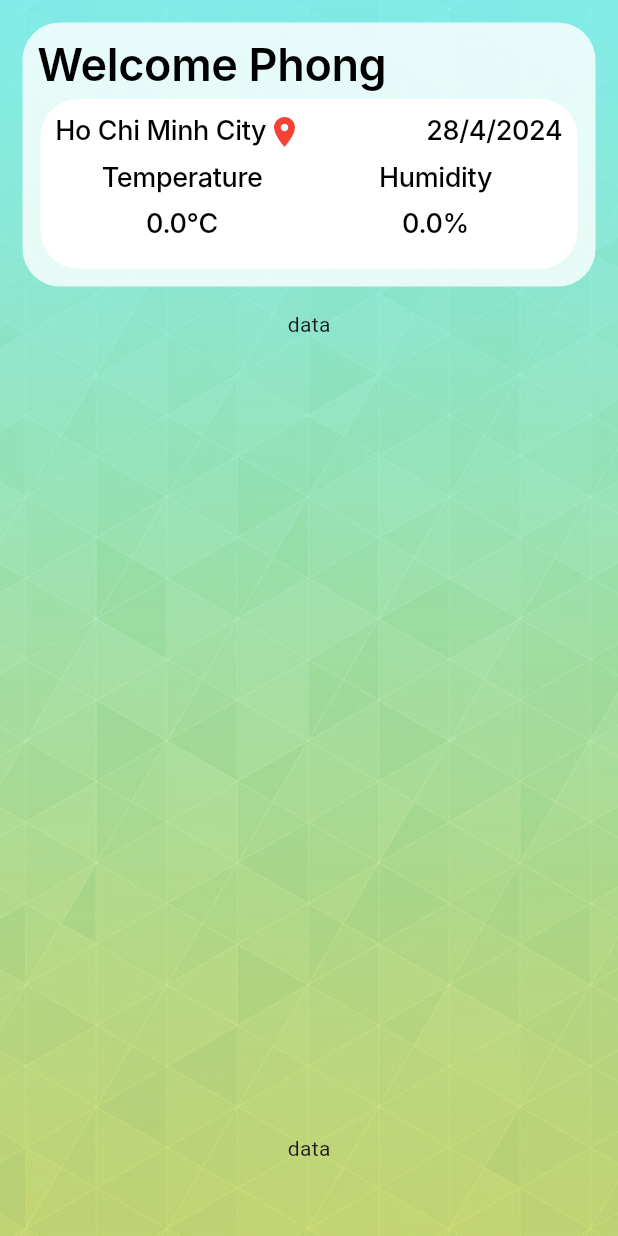
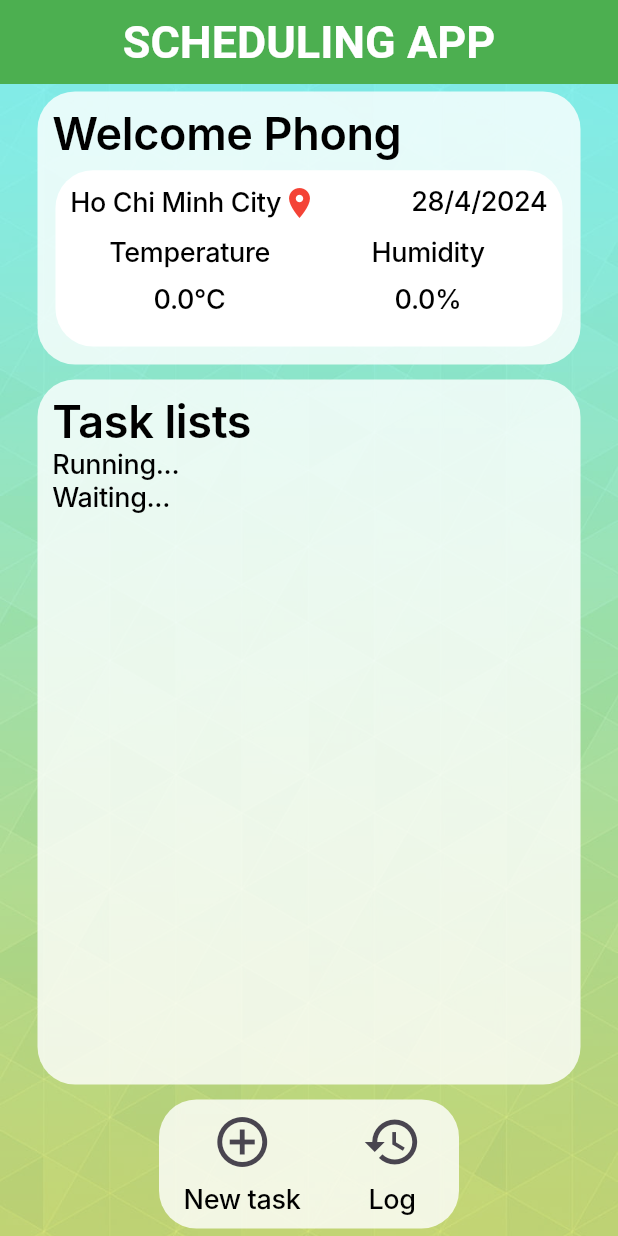
Before and after one commit to kido2k3/IOT_SMART_FARM, a Flutter app: the screen it shows after launch, on a phone screen of 412 x 824 dp. Run offline on Flutter 3.47's test engine with Material 3 defaults, Android fonts, the phone set to English and light mode, and no system bars; our stand-ins replace mvc_pattern; missing offline and left inert: mqtt_client; Roboto replaces fonts that are missing (Inter).

Commit message:
add tool bar, task list

```diff
--- a/appMobi/lib/home_page/home_page.dart
+++ b/appMobi/lib/home_page/home_page.dart
@@ -1,3 +1,5 @@
+import 'package:app_mobi/home_page/task_box/task_box.dart';
+import 'package:app_mobi/home_page/tool_bar/tool_bar.dart';
 import 'package:app_mobi/home_page/welcome_box/welcome_box.dart';
 import 'package:app_mobi/my_share/background.dart';
 import 'package:flutter/material.dart';
@@ -7,7 +9,7 @@ class HomePage extends StatelessWidget {
 
   @override
   Widget build(BuildContext context) {
-    return Stack(
+    return const Stack(
       children: [
         Background(),
         Column(
@@ -17,12 +19,12 @@ class HomePage extends StatelessWidget {
               child: WelcomeBox()
             ),
             Expanded(
-                flex: 80,
-                child: Text("data")
+                flex: 75,
+                child: TaskBox()
             ),
             Expanded(
-                flex: 10,
-                child: Text("data")
+                flex: 15,
+                child: ToolBar()
             ),
           ],
         ),
--- /dev/null
+++ b/appMobi/lib/home_page/task_box/task_box.dart
@@ -0,0 +1,33 @@
+
+import 'package:app_mobi/my_share/my_text_style.dart';
+import 'package:flutter/material.dart';
+
+class TaskBox extends StatefulWidget {
+  const TaskBox({super.key});
+
+  @override
+  State<TaskBox> createState() => _TaskBoxState();
+}
+
+class _TaskBoxState extends State<TaskBox> {
+
+  @override
+  Widget build(BuildContext context) {
+    return Container(
+      width: MediaQuery.of(context).size.width,
+      decoration: BoxDecoration(
+          color: Colors.white.withOpacity(0.8),
+          borderRadius: BorderRadius.circular(25)),
+      margin:const EdgeInsets.symmetric(vertical: 5, horizontal: 25),
+      padding:const EdgeInsets.all(10),
+      child: Column(
+        crossAxisAlignment: CrossAxisAlignment.start,
+        children: [
+          Text("Task lists", style: MyTextStyle.welcome),
+          Text("Running...", style: MyTextStyle.weather),
+          Text("Waiting...", style: MyTextStyle.weather),
+        ],
+      ),
+    );
+  }
+}
--- /dev/null
+++ b/appMobi/lib/home_page/tool_bar/tool_bar.dart
@@ -0,0 +1,57 @@
+
+
+import 'package:app_mobi/my_share/my_text_style.dart';
+import 'package:flutter/material.dart';
+
+class ToolBar extends StatefulWidget {
+  const ToolBar({super.key});
+
+  @override
+  State<ToolBar> createState() => _ToolBarState();
+}
+
+class _ToolBarState extends State<ToolBar> {
+  @override
+  Widget build(BuildContext context) {
+    return Container(
+      width: 200,
+      decoration: BoxDecoration(
+          color: Colors.white.withOpacity(0.8),
+          borderRadius: BorderRadius.circular(25)),
+      margin:const EdgeInsets.symmetric(vertical: 5, horizontal: 25),
+      child: Row(
+        mainAxisAlignment: MainAxisAlignment.spaceAround,
+        children: [
+          Column(
+            children: [
+              IconButton(
+                onPressed: () {
+                },
+                icon: const Icon(Icons.add_circle_outline_outlined, size: 40)
+              ),
+              Text(
+                'New task',
+                textAlign: TextAlign.center,
+                style: MyTextStyle.weather
+              ),
+            ],
+          ),
+          Column(
+            children: [
+              IconButton(
+                  onPressed: () {
+                  },
+                  icon: const Icon(Icons.history_outlined, size: 40)
+              ),
+              Text(
+                  'Log',
+                  textAlign: TextAlign.center,
+                  style: MyTextStyle.weather
+              ),
+            ],
+          )
+        ],
+      ),
+    );
+  }
+}
--- a/appMobi/lib/home_page/welcome_box/welcome_box.dart
+++ b/appMobi/lib/home_page/welcome_box/welcome_box.dart
@@ -1,6 +1,7 @@
 import 'package:app_mobi/home_page/welcome_box/weather_box/weather_box.dart';
 import 'package:app_mobi/home_page/welcome_box/welcome_box_presenter.dart';
 import 'package:app_mobi/home_page/welcome_box/welcome_box_view.dart';
+import 'package:app_mobi/my_share/my_text_style.dart';
 import 'package:flutter/material.dart';
 
 class WelcomeBox extends StatefulWidget {
@@ -28,9 +29,8 @@ class _WelcomeBoxState extends State<WelcomeBox> implements WelcomeBoxView {
       decoration: BoxDecoration(
           color: Colors.white.withOpacity(0.8),
           borderRadius: BorderRadius.circular(25)),
-      margin:const EdgeInsets.all(15),
+      margin:const EdgeInsets.symmetric(vertical: 5, horizontal: 25),
       padding:const EdgeInsets.all(10),
-
       child: Column(
         crossAxisAlignment: CrossAxisAlignment.start,
         children: [
@@ -38,18 +38,11 @@ class _WelcomeBoxState extends State<WelcomeBox> implements WelcomeBoxView {
             flex: 1,
             child: Text(
                 "Welcome $_name",
-                style: const TextStyle(
-                  color: Colors.black,
-                  fontSize: 30,
-                  fontFamily: 'Inter',
-                  fontWeight: FontWeight.w600,
-                  height: 0,
-                  letterSpacing: -0.24,
-                ),
+                style: MyTextStyle.welcome,
                 textAlign: TextAlign.left,
             )
           ),
-          Expanded(
+          const Expanded(
               flex: 3,
               child: WeatherBox()
           )
--- a/appMobi/lib/main_screen.dart
+++ b/appMobi/lib/main_screen.dart
@@ -1,6 +1,9 @@
 
 
 import 'package:app_mobi/home_page/home_page.dart';
+import 'package:app_mobi/main.dart';
+import 'package:app_mobi/my_share/background.dart';
+import 'package:app_mobi/my_share/my_text_style.dart';
 import 'package:flutter/material.dart';
 
 class MainScreen extends StatelessWidget{
@@ -8,8 +11,18 @@ class MainScreen extends StatelessWidget{
   @override
   Widget build(BuildContext context) {
     // TODO: implement build
-    return const Scaffold(
-      body: SafeArea(
+    return Scaffold(
+      appBar: AppBar(
+        title: const Text("SCHEDULING APP"),
+        centerTitle: true,
+        titleTextStyle: const TextStyle(
+          color: Colors.white,
+          fontWeight: FontWeight.bold,
+          fontSize: 30
+        ),
+        backgroundColor: Colors.green
+      ),
+      body: const SafeArea(
         child: HomePage(),
       ),
     );
--- a/appMobi/lib/my_share/background.dart
+++ b/appMobi/lib/my_share/background.dart
@@ -8,7 +8,6 @@ class Background extends StatelessWidget{
 
   @override
   Widget build(BuildContext context) {
-    final Widget? child;
     // TODO: implement build
     return Stack(
       children: [
--- a/appMobi/lib/my_share/my_text_style.dart
+++ b/appMobi/lib/my_share/my_text_style.dart
@@ -1,9 +1,7 @@
-
-import 'dart:ui';
 
 import 'package:flutter/material.dart';
 
-class MyTextStyle{
+class MyTextStyle {
   static TextStyle weather = const TextStyle(
     color: Colors.black,
     fontSize: 18,
@@ -12,4 +10,12 @@ class MyTextStyle{
     height: 0,
     letterSpacing: -0.24,
   );
+  static TextStyle welcome = const TextStyle(
+    color: Colors.black,
+    fontSize: 30,
+    fontFamily: 'Inter',
+    fontWeight: FontWeight.w600,
+    height: 0,
+    letterSpacing: -0.24,
+  );
 }
```
Also changed, not shown: appMobi/lib/home_page/task_box/task_box_presenter.dart (added), appMobi/lib/home_page/task_box/task_box_view.dart (added), appMobi/lib/home_page/tool_bar/tool_bar_presenter.dart (added), appMobi/lib/home_page/tool_bar/tool_bar_view.dart (added).
